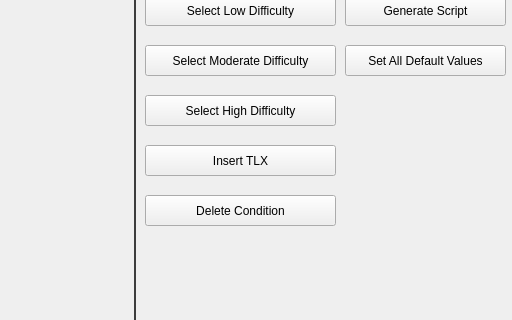
Old version of the form matbwindow.ui in the repository krishnachaitanya7/XPlane-MATB; both pictures show x 225 to 737 and y 454 to 774 of the 737 by 931 pixel window.
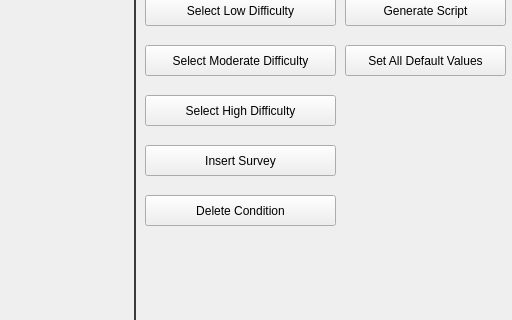
New version of the form.

```diff
--- a/matbwindow.ui
+++ b/matbwindow.ui
@@ -273,7 +273,7 @@
      </rect>
     </property>
     <property name="text">
-     <string>Insert TLX</string>
+     <string>Insert Survey</string>
     </property>
    </widget>
    <widget class="QPushButton" name="del_condition">
```
